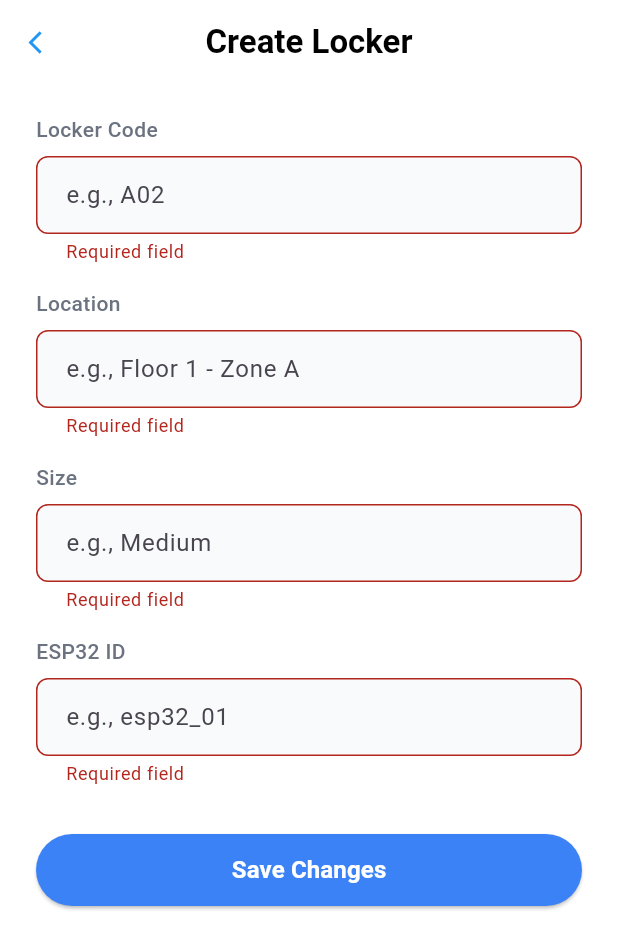
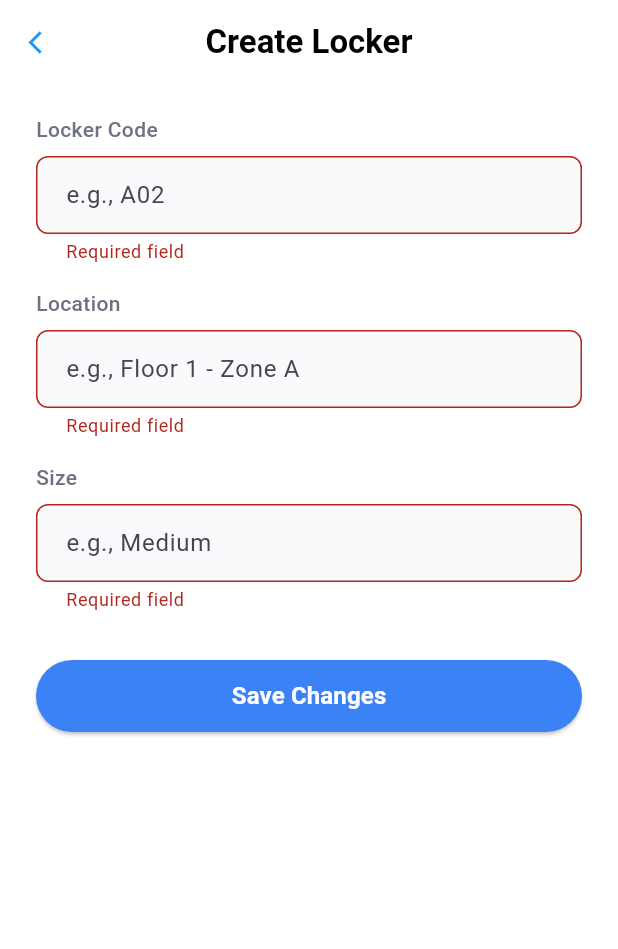
Before and after one commit to semester-five/mobile, a Flutter app: the LockerEditPage screen opened directly, after a tap on "Save Changes", on a phone screen of 412 x 824 dp. Shown: the top 949 px of the screen. Run offline on Flutter 3.47's test engine with Material 3 defaults, Android fonts, the phone set to English and light mode, and no system bars; our stand-ins replace flutter_dotenv, qr_flutter, shared_preferences; missing offline and left inert: mobile_scanner; accounts and stored records are empty.

Commit message:
feat: Remove ESP32 ID field and update locker save functionality with open/close URLs

```diff
--- a/lib/features/locker/presentation/pages/locker_edit_page.dart
+++ b/lib/features/locker/presentation/pages/locker_edit_page.dart
@@ -18,7 +18,6 @@ class _LockerEditPageState extends State<LockerEditPage> {
   late TextEditingController _codeController;
   late TextEditingController _locationController;
   late TextEditingController _sizeController;
-  late TextEditingController _esp32IdController;
 
   bool _isLoading = false;
 
@@ -32,9 +31,6 @@ class _LockerEditPageState extends State<LockerEditPage> {
       text: widget.locker?.location ?? '',
     );
     _sizeController = TextEditingController(text: widget.locker?.size ?? '');
-    _esp32IdController = TextEditingController(
-      text: widget.locker?.espId ?? '',
-    );
   }
 
   @override
@@ -42,7 +38,6 @@ class _LockerEditPageState extends State<LockerEditPage> {
     _codeController.dispose();
     _locationController.dispose();
     _sizeController.dispose();
-    _esp32IdController.dispose();
     super.dispose();
   }
 
@@ -56,7 +51,12 @@ class _LockerEditPageState extends State<LockerEditPage> {
         'code': _codeController.text.trim(),
         'location': _locationController.text.trim(),
         'size': _sizeController.text.trim(),
-        'espId': _esp32IdController.text.trim(),
+        'openUrl':
+            'https://api.example.com/lockers/${_codeController.text.trim()}/open',
+        'closeUrl':
+            'https://api.example.com/lockers/${_codeController.text.trim()}/close',
+        'status': widget.locker?.status ?? 'AVAILABLE',
+        'doorState': widget.locker?.doorState ?? 'CLOSED',
       };
 
       if (_isEditing) {
@@ -178,12 +178,6 @@ class _LockerEditPageState extends State<LockerEditPage> {
                   ),
                   const SizedBox(height: 16),
                   _buildTextField('Size', _sizeController, 'e.g., Medium'),
-                  const SizedBox(height: 16),
-                  _buildTextField(
-                    'ESP32 ID',
-                    _esp32IdController,
-                    'e.g., esp32_01',
-                  ),
                   const SizedBox(height: 32),
                   ElevatedButton(
                     onPressed: _isLoading ? null : _handleSave,
```
